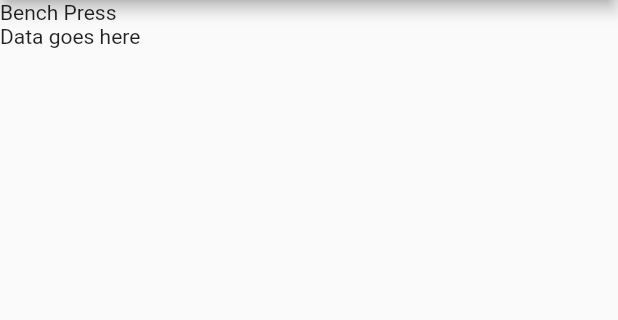
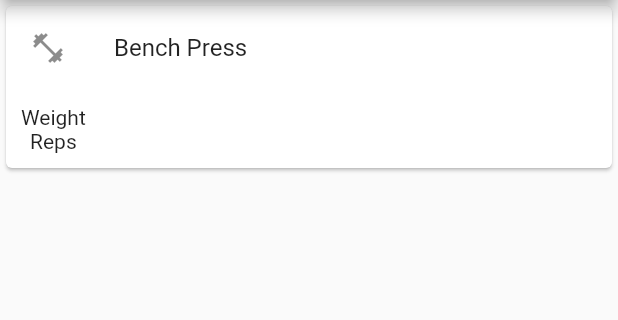
Before and after one commit to scottwinter/gym_buddy_tracker, a Flutter app: the screen it shows after launch, on a phone screen of 412 x 824 dp, the part 84-404 px from its top. Run offline on Flutter 3.47's test engine with Material 2 defaults, Android fonts, the phone set to English and light mode, and no system bars.

Commit message:
Started building the workout exercise card.

```diff
--- a/lib/routes/todays_workout.dart
+++ b/lib/routes/todays_workout.dart
@@ -12,19 +12,38 @@ class _MyAppState extends State<MyApp> {
       appBar: AppBar(
         title: Text('Gym Buddy'),
       ),
-      body: Container(
+      body: Card(
         child: Column(
+          mainAxisSize: MainAxisSize.min,
           children: <Widget>[
-            Row(
-              children: <Widget>[
-                Text("Bench Press")
+            const ListTile(
+              leading: Icon(Icons.fitness_center),
+              title: Text('Bench Press'),
+//              subtitle: Text('Music by Julie Gable. Lyrics by Sidney Stein.'),
+            ),
+            Container(
+              margin: EdgeInsets.all(10),
+              child: Row (
+                children: <Widget>[
+                  Column (
+                    children: <Widget>[
+                      Row (
+                        children: <Widget>[
+                          Text("Weight")
+                        ],
+                      ),
+                      Row (
+                        children: <Widget>[
+                          Text("Reps")
+                        ],
+                      )
+                    ],
+                  ),
+                  Column (
 
-            ]
-            ),
-            Row(
-              children: <Widget>[
-                Text("Data goes here")
-              ],
+                  )
+                ],
+              ),
             )
           ],
         ),
```
